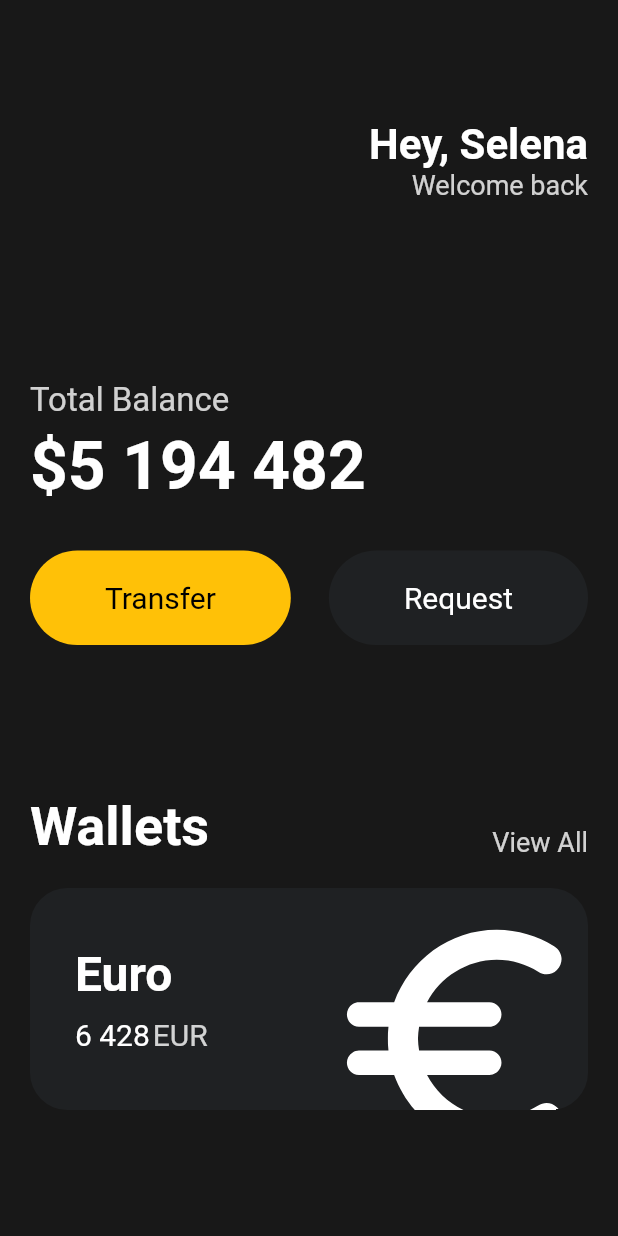
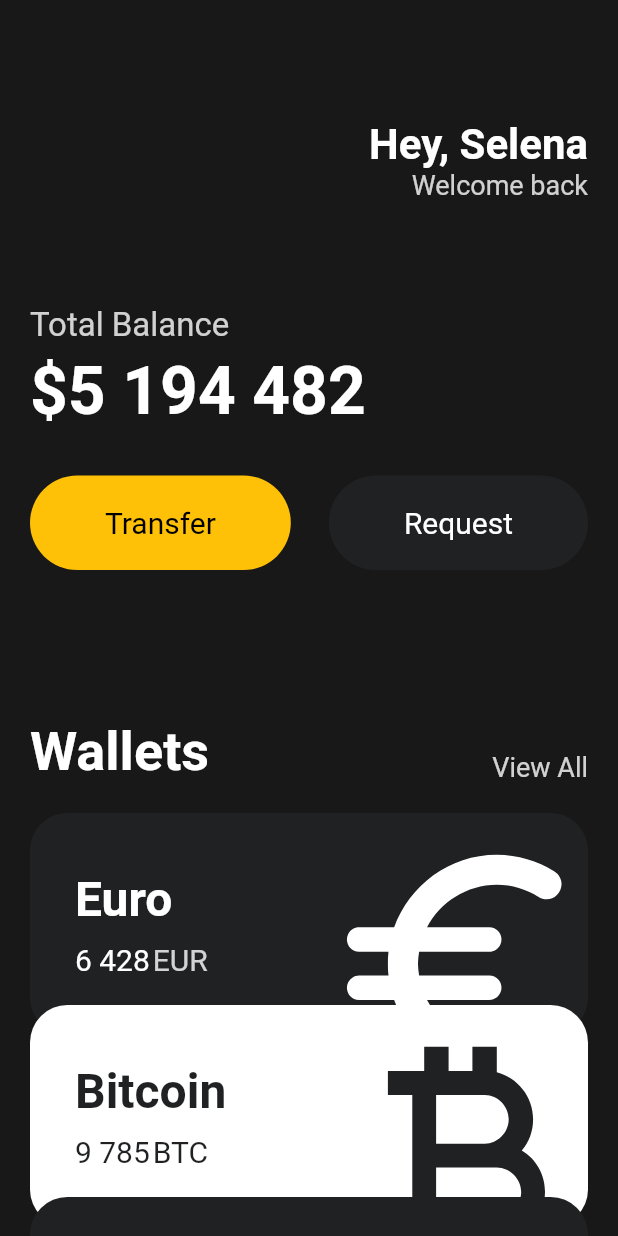
Before and after one commit to chattymin/FlutterStudy, a Flutter app: the screen it shows after launch, on a phone screen of 412 x 824 dp. Run offline on Flutter 3.47's test engine with Material 2 defaults, Android fonts, the phone set to English and light mode, and no system bars.

Commit message:
3.8 Resuable Cards

```diff
--- a/FlutterDevelop/toonflix/lib/main.dart
+++ b/FlutterDevelop/toonflix/lib/main.dart
@@ -1,5 +1,6 @@
 import 'package:flutter/material.dart';
 import 'package:toonflix/widgets/Button.dart';
+import 'package:toonflix/widgets/currency_card.dart';
 
 void main() {
   runApp(const App());
@@ -13,7 +14,8 @@ class App extends StatelessWidget {
     return MaterialApp(
       home: Scaffold(
         backgroundColor: const Color(0xFF181818),
-        body: Padding(
+        body: SingleChildScrollView(
+          child: Padding(
             padding: const EdgeInsets.symmetric(horizontal: 20),
             child:
                 Column(crossAxisAlignment: CrossAxisAlignment.start, children: [
@@ -44,7 +46,7 @@ class App extends StatelessWidget {
                 ],
               ),
               const SizedBox(
-              height: 120,
+                height: 70,
               ),
               Text('Total Balance',
                   style: TextStyle(
@@ -102,72 +104,37 @@ class App extends StatelessWidget {
               const SizedBox(
                 height: 20,
               ),
-            Container(
-              clipBehavior: Clip.hardEdge,
-              decoration: BoxDecoration(
-                color: const Color(0xFF1F2123),
-                borderRadius: BorderRadius.circular(25),
+              const CurrencyCard(
+                name: 'Euro',
+                code: 'EUR',
+                amount: '6 428',
+                icon: Icons.euro_rounded,
+                isInverted: false,
               ),
-              child: Padding(
-                padding: const EdgeInsets.all(30),
-                child: Row(
-                  mainAxisAlignment: MainAxisAlignment.spaceBetween,
-                  children: [
-                    Column(
-                      crossAxisAlignment: CrossAxisAlignment.start,
-                      children: [
-                        const Text(
-                          'Euro',
-                          style: TextStyle(
-                            color: Colors.white,
-                            fontSize: 32,
-                            fontWeight: FontWeight.w600,
+              Transform.translate(
+                offset: const Offset(0, -20),
+                child: const CurrencyCard(
+                  name: 'Bitcoin',
+                  code: 'BTC',
+                  amount: '9 785',
+                  icon: Icons.currency_bitcoin,
+                  isInverted: true,
                 ),
               ),
-                        const SizedBox(
-                          height: 10,
-                        ),
-                        Row(
-                          children: [
-                            const Text(
-                              '6 428',
-                              style: TextStyle(
-                                color: Colors.white,
-                                fontSize: 20,
-                              ),
-                            ),
-                            const SizedBox(
-                              width: 2,
-                            ),
-                            Text(
-                              'EUR',
-                              style: TextStyle(
-                                color: Colors.white.withOpacity(0.8),
-                                fontSize: 20,
-                              ),
-                            ),
-                          ],
-                        ),
-                      ],
-                    ),
-                    Transform.scale(
-                      scale: 2.2,
-                      child: Transform.translate(
-                        offset: const Offset(-5, 12),
-                        child: const Icon(
-                          Icons.euro_rounded,
-                          color: Colors.white,
-                          size: 88,
-                        ),
-                      ),
-                    )
-                  ],
-                ),
+              Transform.translate(
+                offset: const Offset(0, -40),
+                child: const CurrencyCard(
+                  name: 'Dollar',
+                  code: 'USD',
+                  amount: '428',
+                  icon: Icons.attach_money_outlined,
+                  isInverted: false,
                 ),
               ),
             ]),
           ),
         ),
+      ),
     );
   }
 }
--- /dev/null
+++ b/FlutterDevelop/toonflix/lib/widgets/currency_card.dart
@@ -0,0 +1,87 @@
+import 'package:flutter/material.dart';
+
+class CurrencyCard extends StatelessWidget {
+  final String name, code, amount;
+  final IconData icon;
+  final bool isInverted;
+
+  final _blackColor = const Color(0xFF1F2123);
+
+  const CurrencyCard({
+    super.key,
+    required this.name,
+    required this.code,
+    required this.amount,
+    required this.icon,
+    required this.isInverted,
+  });
+
+  @override
+  Widget build(BuildContext context) {
+    return Container(
+      clipBehavior: Clip.hardEdge,
+      decoration: BoxDecoration(
+        color: isInverted ? Colors.white : _blackColor,
+        borderRadius: BorderRadius.circular(25),
+      ),
+      child: Padding(
+        padding: const EdgeInsets.all(30),
+        child: Row(
+          mainAxisAlignment: MainAxisAlignment.spaceBetween,
+          children: [
+            Column(
+              crossAxisAlignment: CrossAxisAlignment.start,
+              children: [
+                Text(
+                  name,
+                  style: TextStyle(
+                    color: isInverted ? _blackColor : Colors.white,
+                    fontSize: 32,
+                    fontWeight: FontWeight.w600,
+                  ),
+                ),
+                const SizedBox(
+                  height: 10,
+                ),
+                Row(
+                  children: [
+                    Text(
+                      amount,
+                      style: TextStyle(
+                        color: isInverted ? _blackColor : Colors.white,
+                        fontSize: 20,
+                      ),
+                    ),
+                    const SizedBox(
+                      width: 2,
+                    ),
+                    Text(
+                      code,
+                      style: TextStyle(
+                        color: isInverted
+                            ? _blackColor
+                            : Colors.white.withOpacity(0.8),
+                        fontSize: 20,
+                      ),
+                    ),
+                  ],
+                ),
+              ],
+            ),
+            Transform.scale(
+              scale: 2.2,
+              child: Transform.translate(
+                offset: const Offset(-5, 12),
+                child: Icon(
+                  icon,
+                  color: isInverted ? _blackColor : Colors.white,
+                  size: 88,
+                ),
+              ),
+            )
+          ],
+        ),
+      ),
+    );
+  }
+}
```
Lines whose indentation alone changed are shown as unchanged.
